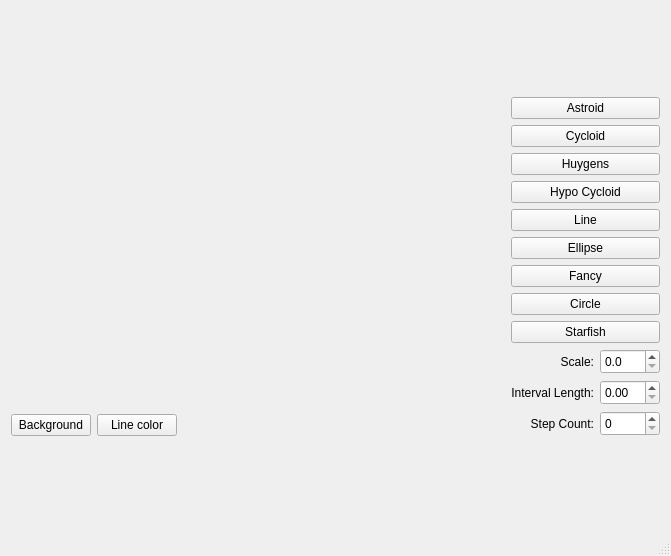
First picture: the form in mainwindow.ui, repository medaliyou/QtCurvesCPP, before the edit.
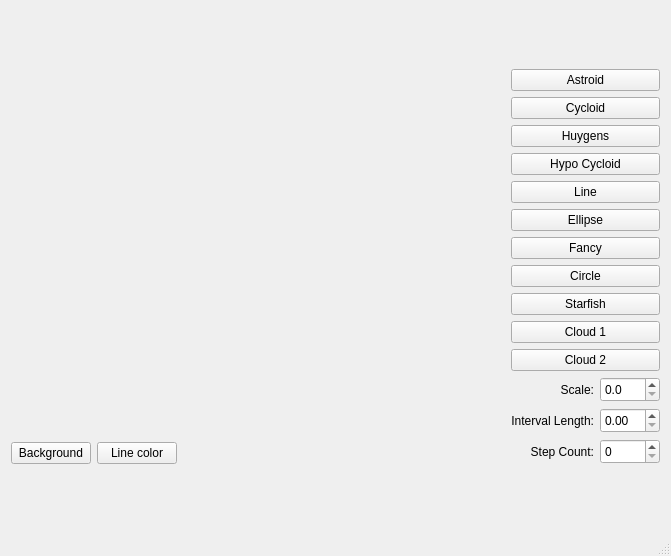
Second picture: the form after the edit. Custom widgets are drawn as their Qt base class.

Patch:
```diff
--- a/mainwindow.ui
+++ b/mainwindow.ui
@@ -114,6 +114,20 @@
         </property>
        </widget>
       </item>
+      <item>
+       <widget class="QPushButton" name="btnCloud">
+        <property name="text">
+         <string>Cloud 1</string>
+        </property>
+       </widget>
+      </item>
+      <item>
+       <widget class="QPushButton" name="btnCloud2">
+        <property name="text">
+         <string>Cloud 2</string>
+        </property>
+       </widget>
+      </item>
       <item>
        <layout class="QHBoxLayout" name="horizontalLayout">
         <item>
```
